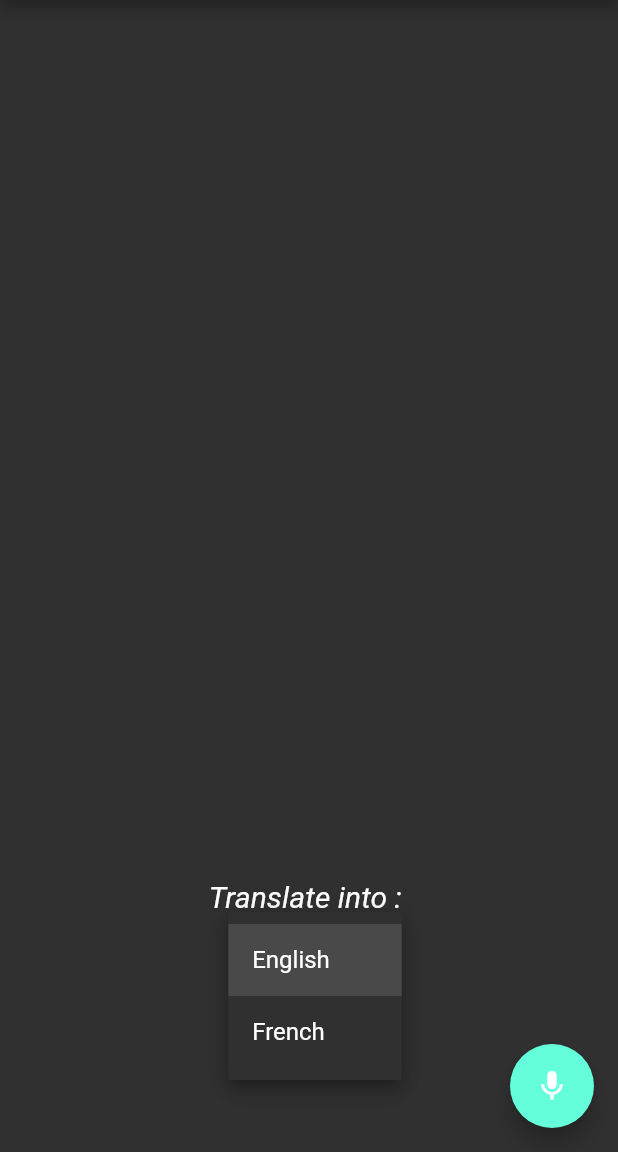
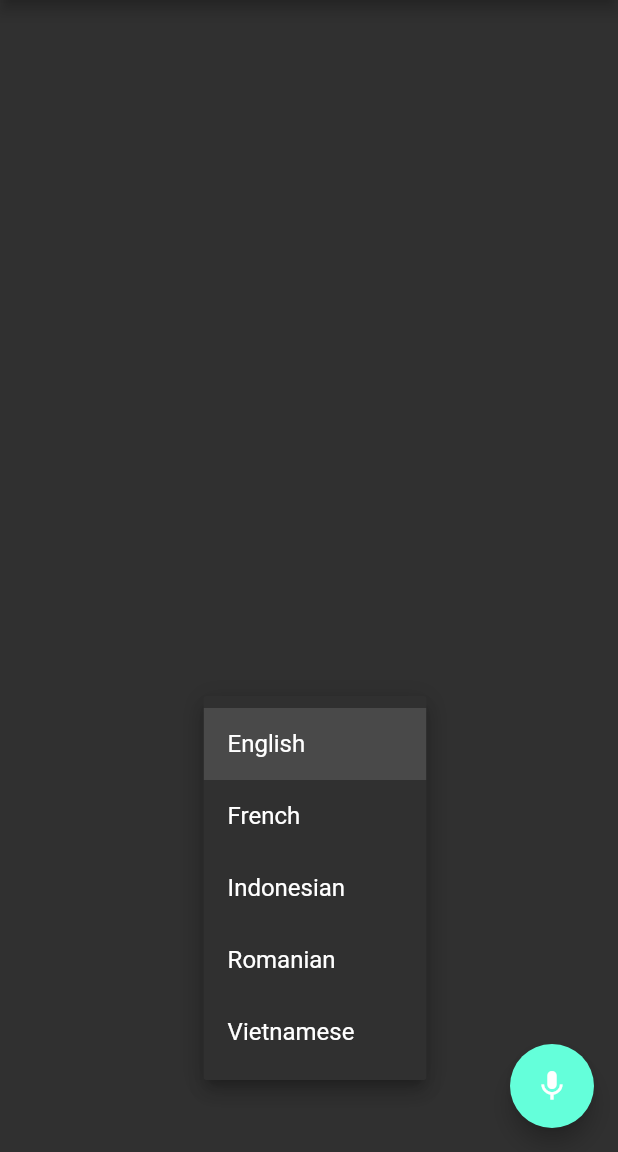
Before and after one commit to HackBMU/HackBMU2019_pie, a Flutter app: the screen it shows after launch, after a tap on the "arrow drop down" icon, on a phone screen of 412 x 824 dp, the part 84-1236 px from its top. Run offline on Flutter 3.47's test engine with Material 2 defaults, Android fonts, the phone set to English and light mode, and no system bars; our stand-ins replace firebase_database, flutter_tts; missing offline and left inert: speech_recognition, translator; accounts and stored records are empty.

Commit message:
Some changes

```diff
--- a/echo/lib/home_screen.dart
+++ b/echo/lib/home_screen.dart
@@ -37,7 +37,7 @@ class _HomeScreenState extends State<HomeScreen> {
   var stringsArray = [];
   StringBuffer myString = new StringBuffer(" ");
 
-  var _languages = ["English", "French"];
+  var _languages = ["English", "French" , "Indonesian", "Romanian", "Vietnamese"];
   //var _speech;
 
   var current;
@@ -253,6 +253,9 @@ class _HomeScreenState extends State<HomeScreen> {
       case 'Z':
         return gifContainerWidget('Z');
         break;
+      case 'THANK YOU':
+        return gifContainerWidget('THANK YOU');
+        break;
       case '.':
         return gifContainerWidget('.');
         break;
@@ -262,7 +265,9 @@ class _HomeScreenState extends State<HomeScreen> {
   }
 
   Widget gifContainerWidget(String data) {
+    print('Data is :${data}');
     if (data == " ") {
+      print("INSIDE SPACE IF");
       setState(() {
         myString.write(" ");
       });
@@ -287,7 +292,14 @@ class _HomeScreenState extends State<HomeScreen> {
         padding: const EdgeInsets.all(8.0),
         child: Container(),
       );
-    } else {
+    } else if(data == "THANK YOU"){
+      print('Inside thank you case');
+        _speak(data, current);
+        // setState(() {
+        //   myString.write(data);
+        // });
+        return Container();
+    }else {
       setState(() {
         myString.write(data);
       });
@@ -329,8 +341,8 @@ class _HomeScreenState extends State<HomeScreen> {
             "\n");
         flutterTts.speak(s);
       });
-    } else if (currentLanguage == "Chinese") {
-      translator.translate(data, to: 'zh').then((s) {
+    } else if (currentLanguage == "Indonesian") {
+      translator.translate(data, to: 'id').then((s) {
         print("Source: " +
             data +
             "\n"
@@ -339,8 +351,18 @@ class _HomeScreenState extends State<HomeScreen> {
             "\n");
         flutterTts.speak(s);
       });
-    } else if (currentLanguage == "Sanskrit") {
-      translator.translate(data, to: 'sa').then((s) {
+    } else if (currentLanguage == "Romanian") {
+      translator.translate(data, to: 'ro').then((s) {
+        print("Source: " +
+            data +
+            "\n"
+            "Translated: " +
+            s +
+            "\n");
+        flutterTts.speak(s);
+      });
+    } else if (currentLanguage == "Vietnamese") {
+      translator.translate(data, to: 'vi').then((s) {
         print("Source: " +
             data +
             "\n"
```
Also changed, not shown: echo/lib/detail_screen.dart (+30 -7 lines), echo/assets/C.gif, 2 other files.
